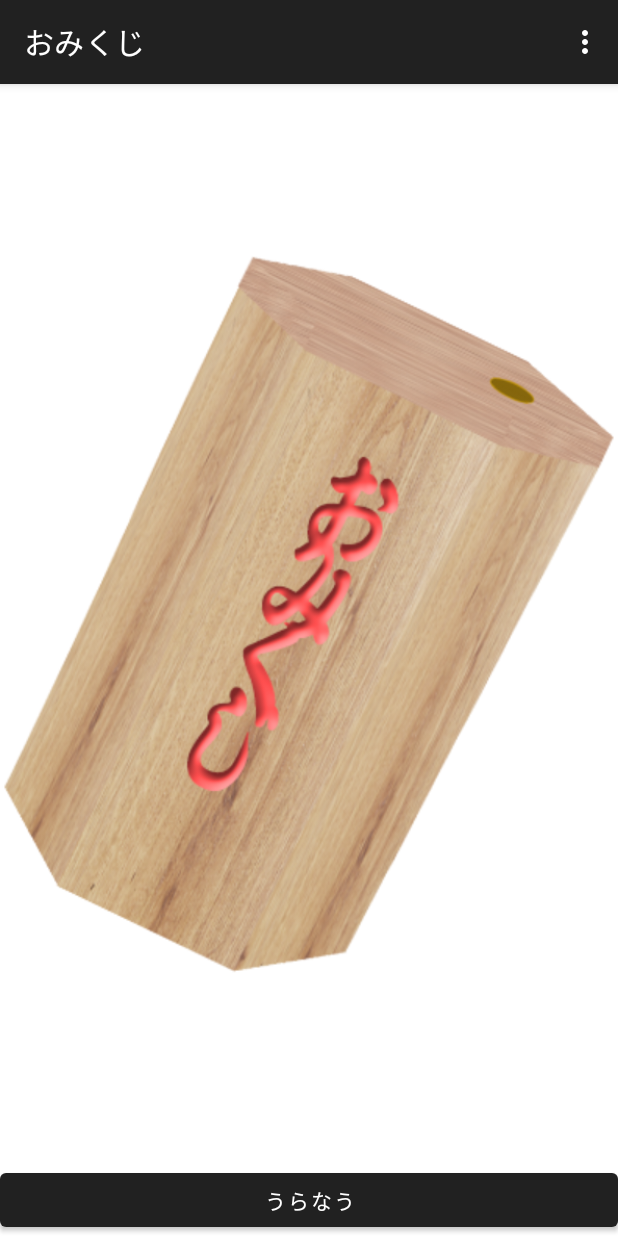
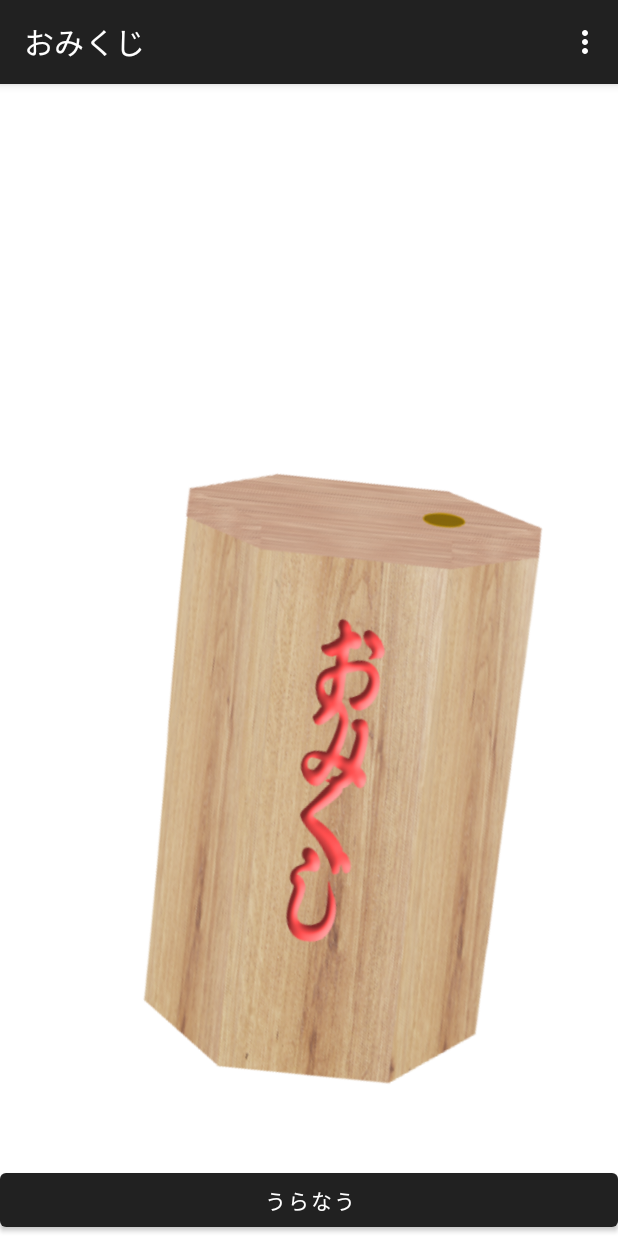
Before and after one commit to xucrt/Android_apps_2023, an Android app: the screen it shows after launch (OmikujiActivity), on a phone screen of 412 x 824 dp. Run offline under Robolectric (Android 15) with nearby library versions, the phone set to English and light mode, and no system bars.

Commit message:
20230918_2nd

```diff
--- a/Omijkuji/app/src/main/java/jp/wings/nikkeibp/omijkuji/OmikujiActivity.kt
+++ b/Omijkuji/app/src/main/java/jp/wings/nikkeibp/omijkuji/OmikujiActivity.kt
@@ -93,6 +93,7 @@ class OmikujiActivity : AppCompatActivity(), SensorEventListener {
         manager = getSystemService(Context.SENSOR_SERVICE) as SensorManager
 
         omikujiBox.omikujiView = binding.imageView //P152
+        omikujiBox.omikujiButton = binding.button //p268
 
         //P170 おみくじ棚の準備
         omikujiShelf[0].drawID = R.drawable.result1
@@ -108,6 +109,7 @@ class OmikujiActivity : AppCompatActivity(), SensorEventListener {
         omikujiShelf[6].fortuneID = R.string.contents7
         omikujiShelf[7].fortuneID = R.string.contents8
         omikujiShelf[8].fortuneID = R.string.contents10
+        omikujiShelf[9].fortuneID = R.string.contents1
 
         /*
         //文字表示
@@ -161,6 +163,10 @@ class OmikujiActivity : AppCompatActivity(), SensorEventListener {
 
     //P130
     fun onButtonClick(v: View){
+        //p269
+        if(omikujiNumber < 0 && omikujiBox.finish){
+            drawResult()
+        }
 
         omikujiBox.shake() //P152
 
--- a/Omijkuji/app/src/main/java/jp/wings/nikkeibp/omijkuji/OmikujiBox.kt
+++ b/Omijkuji/app/src/main/java/jp/wings/nikkeibp/omijkuji/OmikujiBox.kt
@@ -1,11 +1,13 @@
 package jp.wings.nikkeibp.omijkuji
 
 import android.hardware.SensorEvent
+import android.view.View
 import android.view.animation.Animation
 import android.view.animation.Animation.AnimationListener
 import android.view.animation.AnimationSet
 import android.view.animation.RotateAnimation
 import android.view.animation.TranslateAnimation
+import android.widget.Button
 import android.widget.ImageView
 import java.util.Random
 
@@ -18,8 +20,11 @@ class OmikujiBox(): Animation.AnimationListener {
     var beforeTime = 0L
     var beforeValue = 0F
 
+    //p267
+    lateinit var omikujiButton: Button
     //P147
     lateinit var omikujiView: ImageView
+
     var finish = false //箱から出たか？
 
     //P100 乱数を返すようにアクセサー(getter)を使った。
@@ -76,6 +81,8 @@ class OmikujiBox(): Animation.AnimationListener {
 
     override fun onAnimationEnd(animation: Animation?) {
         omikujiView.setImageResource(R.drawable.omikuji2)
+        omikujiButton.setText(R.string.bt_result)
+        omikujiButton.visibility = View.VISIBLE
         finish = true
     }
 
--- a/Omijkuji/app/src/main/res/layout/omikuji.xml
+++ b/Omijkuji/app/src/main/res/layout/omikuji.xml
@@ -1,22 +1,31 @@
 <?xml version="1.0" encoding="utf-8"?>
-<LinearLayout xmlns:android="http://schemas.android.com/apk/res/android"
+<androidx.constraintlayout.motion.widget.MotionLayout xmlns:android="http://schemas.android.com/apk/res/android"
     xmlns:app="http://schemas.android.com/apk/res-auto"
+    xmlns:tools="http://schemas.android.com/tools"
+    android:id="@+id/linearLayout"
     android:layout_width="match_parent"
     android:layout_height="match_parent"
     android:gravity="center_horizontal|center_vertical"
-    android:orientation="vertical">
+    app:layoutDescription="@xml/omikuji_scene">
 
     <ImageView
         android:id="@+id/imageView"
-        android:layout_width="match_parent"
-        android:layout_height="wrap_content"
-        android:layout_weight="1"
+        android:layout_width="0dp"
+        android:layout_height="0dp"
+        app:layout_constraintBottom_toTopOf="@+id/button"
+        app:layout_constraintEnd_toEndOf="parent"
+        app:layout_constraintStart_toStartOf="parent"
+        app:layout_constraintTop_toTopOf="parent"
         app:srcCompat="@drawable/omikuji1" />
 
     <Button
         android:id="@+id/button"
-        android:layout_width="match_parent"
+        android:layout_width="0dp"
         android:layout_height="wrap_content"
         android:onClick="onButtonClick"
-        android:text="@string/bt_action" />
-</LinearLayout>
+        android:text="@string/bt_action"
+        app:layout_constraintBottom_toBottomOf="parent"
+        app:layout_constraintEnd_toEndOf="parent"
+        app:layout_constraintStart_toStartOf="parent"
+        app:layout_constraintTop_toBottomOf="@+id/imageView" />
+</androidx.constraintlayout.motion.widget.MotionLayout>
--- a/Omijkuji/app/src/main/res/values/strings.xml
+++ b/Omijkuji/app/src/main/res/values/strings.xml
@@ -2,6 +2,7 @@
     <!--P62, アクションバーを表示させるためにthemes.xmlを編集した。-->
     <string name="app_name">おみくじ</string>
     <string name="bt_action">うらなう</string>
+    <string name="bt_result">運勢をみる</string>
     <string name="contents1">良縁が持ち込まれるでしょう。</string>
     <string name="contents2">金運１倍</string>
     <string name="contents3">金運３倍</string>
--- /dev/null
+++ b/Omijkuji/app/src/main/res/xml/omikuji_scene.xml
@@ -0,0 +1,58 @@
+<?xml version="1.0" encoding="utf-8"?>
+<MotionScene
+    xmlns:android="http://schemas.android.com/apk/res/android"
+    xmlns:motion="http://schemas.android.com/apk/res-auto">
+
+    <Transition
+        motion:constraintSetEnd="@+id/end"
+        motion:constraintSetStart="@id/start"
+        motion:duration="1000">
+       <KeyFrameSet>
+       </KeyFrameSet>
+        <OnSwipe motion:touchAnchorId="@+id/imageView" />
+    </Transition>
+
+    <ConstraintSet android:id="@+id/start">
+        <Constraint
+            motion:layout_constraintEnd_toEndOf="parent"
+            android:layout_width="0dp"
+            android:layout_height="0dp"
+            motion:layout_constraintBottom_toTopOf="@+id/button"
+            motion:layout_constraintTop_toTopOf="parent"
+            motion:layout_constraintStart_toStartOf="parent"
+            android:id="@+id/imageView"
+            android:layout_marginTop="200dp"
+            android:layout_marginStart="50dp"
+            android:rotation="-20" />
+        <Constraint
+            android:id="@+id/button"
+            motion:layout_constraintEnd_toEndOf="parent"
+            android:layout_width="0dp"
+            android:layout_height="wrap_content"
+            motion:layout_constraintBottom_toBottomOf="parent"
+            motion:layout_constraintTop_toBottomOf="@+id/imageView"
+            motion:layout_constraintStart_toStartOf="parent"
+            motion:visibilityMode="ignore" />
+    </ConstraintSet>
+
+    <ConstraintSet android:id="@+id/end">
+        <Constraint
+            android:id="@+id/imageView"
+            motion:layout_constraintEnd_toEndOf="parent"
+            android:layout_width="0dp"
+            android:layout_height="0dp"
+            motion:layout_constraintBottom_toTopOf="@+id/button"
+            motion:layout_constraintTop_toTopOf="parent"
+            motion:layout_constraintStart_toStartOf="parent"
+            android:rotation="50" />
+        <Constraint
+            android:id="@+id/button"
+            motion:layout_constraintEnd_toEndOf="parent"
+            android:layout_width="0dp"
+            android:layout_height="wrap_content"
+            motion:layout_constraintBottom_toBottomOf="parent"
+            motion:layout_constraintTop_toBottomOf="@+id/imageView"
+            motion:layout_constraintStart_toStartOf="parent"
+            motion:visibilityMode="ignore" />
+    </ConstraintSet>
+</MotionScene>
```
